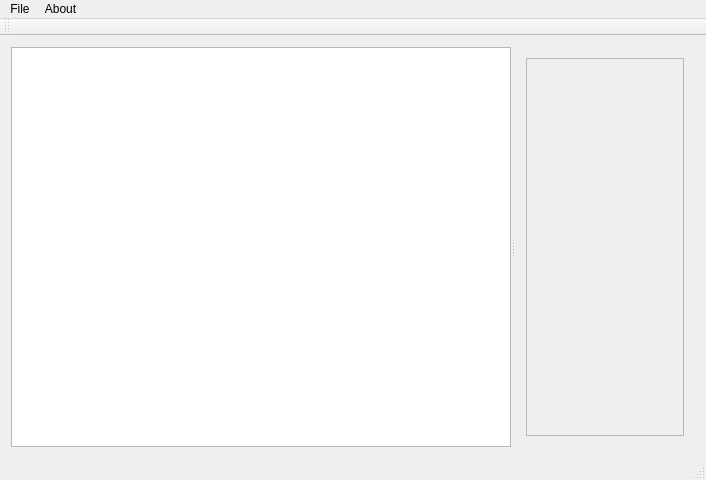
First picture: the form in mainwindow.ui, repository onto/effy, before the edit.
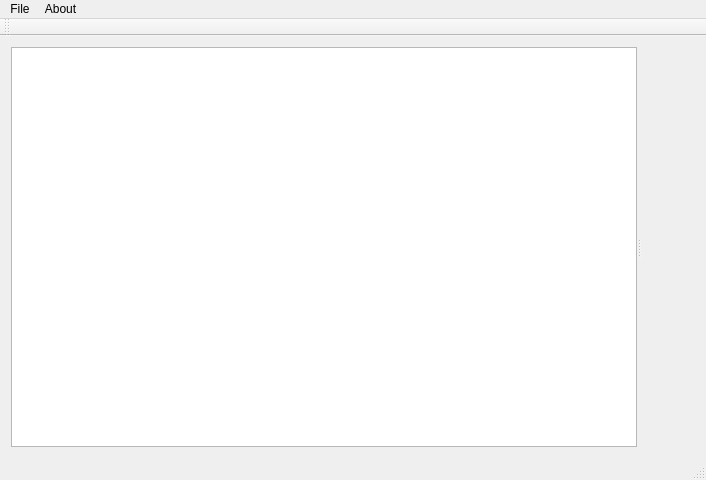
Second picture: the form after the edit.

The edit to the form file:
```diff
--- a/mainwindow.ui
+++ b/mainwindow.ui
@@ -38,62 +38,7 @@
        </property>
       </widget>
       <widget class="QWidget" name="verticalLayoutWidget">
-       <layout class="QVBoxLayout" name="verticalLayout">
-        <item>
-         <widget class="QScrollArea" name="scrollArea">
-          <property name="styleSheet">
-           <string notr="true"/>
-          </property>
-          <property name="widgetResizable">
-           <bool>true</bool>
-          </property>
-          <property name="alignment">
-           <set>Qt::AlignHCenter|Qt::AlignTop</set>
-          </property>
-          <widget class="QWidget" name="scrollAreaWidgetContents">
-           <property name="geometry">
-            <rect>
-             <x>0</x>
-             <y>0</y>
-             <width>167</width>
-             <height>402</height>
-            </rect>
-           </property>
-           <layout class="QVBoxLayout" name="verticalLayout_2">
-            <property name="spacing">
-             <number>4</number>
-            </property>
-            <property name="margin">
-             <number>0</number>
-            </property>
-            <item>
-             <layout class="QGridLayout" name="gridLayout">
-              <property name="sizeConstraint">
-               <enum>QLayout::SetMinimumSize</enum>
-              </property>
-              <property name="spacing">
-               <number>4</number>
-              </property>
-             </layout>
-            </item>
-            <item>
-             <spacer name="verticalSpacer">
-              <property name="orientation">
-               <enum>Qt::Vertical</enum>
-              </property>
-              <property name="sizeHint" stdset="0">
-               <size>
-                <width>20</width>
-                <height>40</height>
-               </size>
-              </property>
-             </spacer>
-            </item>
-           </layout>
-          </widget>
-         </widget>
-        </item>
-       </layout>
+       <layout class="QVBoxLayout" name="verticalLayout"/>
       </widget>
      </widget>
     </item>
```
